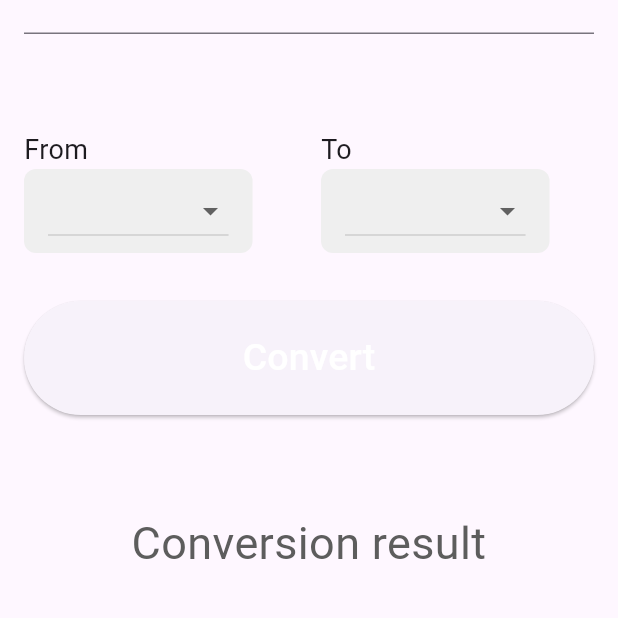
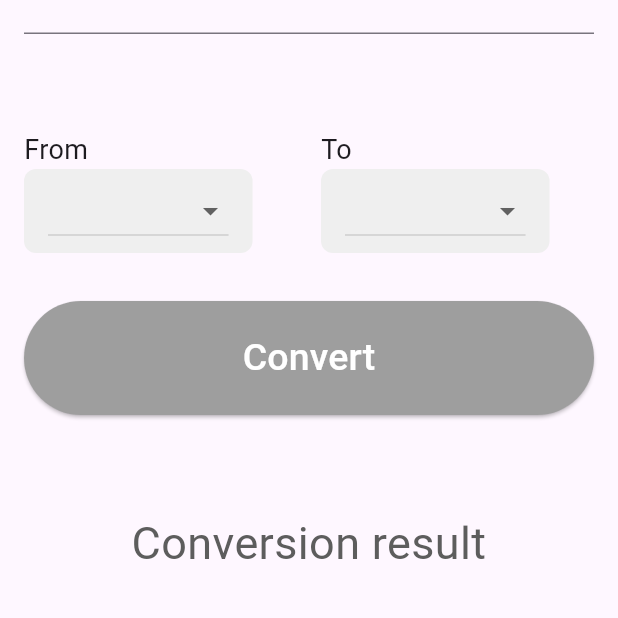
Before and after one commit to guiscoz/Flutter-temp, a Flutter app: the screen it shows after launch, on a phone screen of 412 x 824 dp, the part 191-809 px from its top. Run offline on Flutter 3.47's test engine with Material 3 defaults, Android fonts, the phone set to English and light mode, and no system bars.

Commit message:
button color change

```diff
--- a/lib/main.dart
+++ b/lib/main.dart
@@ -95,6 +95,7 @@ class ConverterScreenState extends State<TemperatureConverterScreen> {
                 }
               },
               style: ElevatedButton.styleFrom(
+                primary: Colors.grey,
                 padding: const EdgeInsets.all(20),
               ),
               child: const Text(
```
Also changed, not shown: pubspec.lock, 1 other file.
